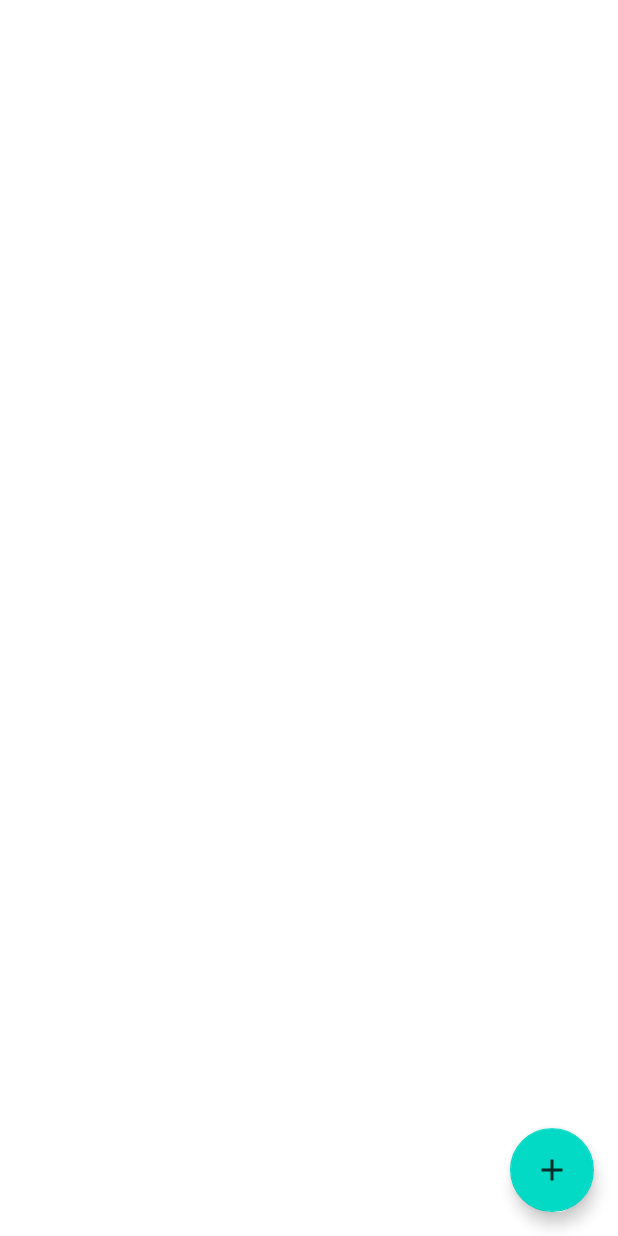
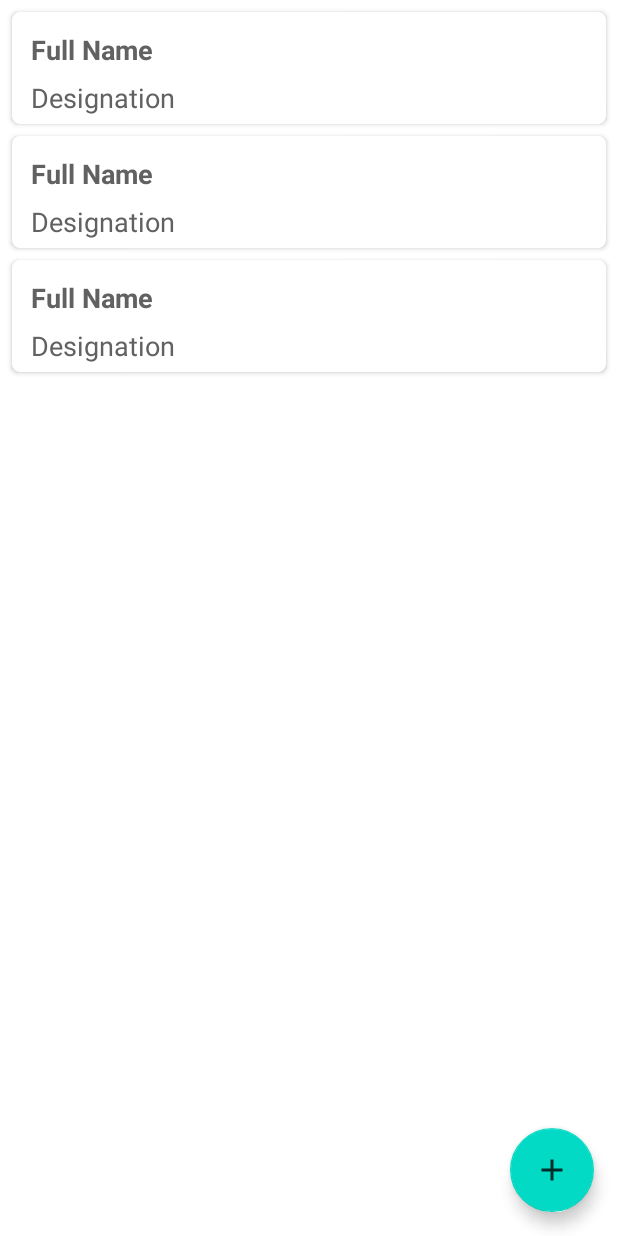
Before and after one commit to THAMMY202/GloboMed, an Android app: the layout activity_main.xml on its own in the app's theme, with its tools: preview values and no code run, on a phone screen of 412 x 824 dp. Run offline under Robolectric (Android 15) with nearby library versions, the phone set to English and light mode, and no system bars.

```diff
--- a/app/src/main/AndroidManifest.xml
+++ b/app/src/main/AndroidManifest.xml
@@ -19,6 +19,7 @@
             </intent-filter>
         </activity>
         <activity android:name=".AddEmployeeActivity" />
+        <activity android:name=".UpdateEmployeeActivity" />
     </application>
 
 </manifest>
--- a/app/src/main/java/com/globomed/learn/GloboMedDBContract.kt
+++ b/app/src/main/java/com/globomed/learn/GloboMedDBContract.kt
@@ -7,13 +7,14 @@ object GloboMedDbContract {
 
     object EmployeeEntry : BaseColumns {
         const val TABLE_NAME = "employee"
+        const val COLUMN_ID : String = _ID
         const val COLUMN_NAME = "name"
         const val COLUMN_DOB = "dob"
         const val COLUMN_DESIGNATION = "designation"
 
         const val SQL_CREATE_ENTRIES =
             "CREATE TABLE $TABLE_NAME (" +
-                    _ID + " INTEGER PRIMARY KEY AUTOINCREMENT, " +
+                    COLUMN_ID + " INTEGER PRIMARY KEY AUTOINCREMENT, " +
                     "$COLUMN_NAME TEXT NOT NULL, " +
                     "$COLUMN_DOB INTEGER NOT NULL, " +
                     "$COLUMN_DESIGNATION TEXT NOT NULL)"
--- a/app/src/main/res/layout/activity_main.xml
+++ b/app/src/main/res/layout/activity_main.xml
@@ -7,13 +7,26 @@
     android:layout_height="match_parent"
     tools:context=".MainActivity">
 
+    <androidx.recyclerview.widget.RecyclerView
+        android:id="@+id/recyclerView"
+        android:layout_width="match_parent"
+        android:layout_height="match_parent"
+        app:layout_constraintBottom_toBottomOf="parent"
+        app:layout_constraintEnd_toEndOf="parent"
+        app:layout_constraintStart_toStartOf="parent"
+        app:layout_constraintTop_toTopOf="parent"
+        tools:listitem="@layout/list_item">
+
+    </androidx.recyclerview.widget.RecyclerView>
+
     <com.google.android.material.floatingactionbutton.FloatingActionButton
         android:id="@+id/fab"
         android:layout_width="wrap_content"
         android:layout_height="wrap_content"
         android:layout_gravity="bottom|end"
         android:layout_margin="16dp"
-        app:layout_constraintBottom_toBottomOf="parent"
+        android:layout_marginBottom="16dp"
+        app:layout_constraintBottom_toBottomOf="@+id/recyclerView"
         app:layout_constraintEnd_toEndOf="parent"
         app:layout_constraintHorizontal_bias="1.0"
         app:layout_constraintStart_toStartOf="parent"
--- /dev/null
+++ b/app/src/main/res/layout/list_item.xml
@@ -0,0 +1,43 @@
+<?xml version="1.0" encoding="utf-8"?>
+<androidx.cardview.widget.CardView
+    xmlns:app="http://schemas.android.com/apk/res-auto"
+    xmlns:android="http://schemas.android.com/apk/res/android"
+    android:layout_height="wrap_content"
+    android:layout_width="match_parent"
+    app:cardCornerRadius="5dp"
+    android:layout_marginLeft="8dp"
+    android:layout_marginRight="8dp"
+    android:layout_marginTop="8dp">
+
+    <androidx.constraintlayout.widget.ConstraintLayout
+        android:layout_width="match_parent"
+        android:layout_height="wrap_content"
+        android:padding="5dp">
+
+        <TextView
+            android:id="@+id/tvEmpName"
+            android:layout_width="wrap_content"
+            android:layout_height="wrap_content"
+            android:layout_margin="7dp"
+            android:layout_marginTop="4dp"
+            android:text="@string/name"
+            android:textColor="#616161"
+            android:textSize="18sp"
+            android:textStyle="bold"
+            app:layout_constraintStart_toStartOf="parent"
+            app:layout_constraintTop_toTopOf="parent" />
+
+        <TextView
+            android:id="@+id/tvEmpDesignation"
+            android:layout_width="wrap_content"
+            android:layout_height="wrap_content"
+            android:layout_margin="7dp"
+            android:text="@string/designation"
+            android:textColor="#616161"
+            android:textSize="18sp"
+            app:layout_constraintStart_toStartOf="parent"
+            app:layout_constraintTop_toBottomOf="@+id/tvEmpName" />
+
+    </androidx.constraintlayout.widget.ConstraintLayout>
+
+</androidx.cardview.widget.CardView>
--- a/app/src/main/res/values/strings.xml
+++ b/app/src/main/res/values/strings.xml
@@ -1,5 +1,5 @@
 <resources>
-    <string name="app_name">GloboMed</string>
+    <string name="app_name">Globo Med</string>
     <string name="action_delete">Delete</string>
     <string name="name">Full Name</string>
     <string name="designation">Designation</string>
```
Also changed, not shown: app/src/main/java/com/globomed/learn/AddEmployeeActivity.kt (+18 -17 lines), app/src/main/java/com/globomed/learn/DataManager.kt (added, +124 -0 lines), app/src/main/java/com/globomed/learn/Employee.kt (+6 -1 lines), app/src/main/java/com/globomed/learn/EmployeeListAdapter.kt (added, +60 -0 lines), app/src/main/java/com/globomed/learn/MainActivity.kt (+18 -1 lines), app/src/main/java/com/globomed/learn/UpdateEmployeeActivity.kt (added, +151 -0 lines), app/src/main/res/menu/menu_item.xml (added, +10 -0 lines), app/src/main/res/menu/menu_main.xml (added, +10 -0 lines).
